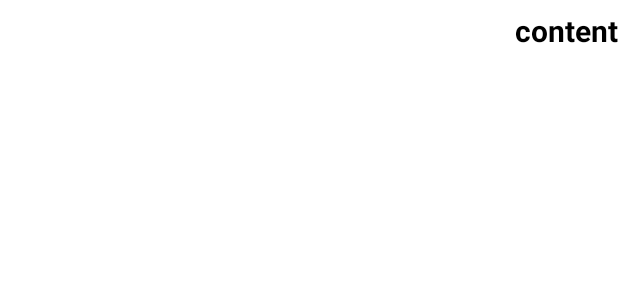
After one commit to leejungmin05/CtrlF_Android, an Android app: the layout main_lv_item.xml on its own in the app's theme, with its tools: preview values and no code run, on a phone screen of 412 x 824 dp. The commit adds this screen. Shown: the top 300 px of the screen. Run offline under Robolectric (Android 15) with nearby library versions, the phone set to English and light mode, and no system bars.

Commit message:
add drawerlayout with RecyclerView

```diff
--- /dev/null
+++ b/app/src/main/java/com/thinlineit/ctrlf/page/ContentList.kt
@@ -0,0 +1,3 @@
+package com.thinlineit.ctrlf.page
+
+data class ContentList (val content: String)
--- /dev/null
+++ b/app/src/main/res/layout/main_lv_item.xml
@@ -0,0 +1,26 @@
+<?xml version="1.0" encoding="utf-8"?>
+<layout xmlns:android="http://schemas.android.com/apk/res/android"
+    xmlns:app="http://schemas.android.com/apk/res-auto"
+    xmlns:tool="http://schemas.android.com/tools">
+
+    <androidx.constraintlayout.widget.ConstraintLayout
+        android:layout_width="match_parent"
+        android:layout_height="40dp">
+
+        <TextView
+            android:id="@+id/content"
+            android:layout_width="wrap_content"
+            android:layout_height="wrap_content"
+            android:textColor="@color/black"
+            android:textSize="20sp"
+            android:textStyle="bold"
+            app:layout_constraintBottom_toBottomOf="parent"
+            app:layout_constraintEnd_toEndOf="parent"
+            app:layout_constraintHorizontal_bias="1.0"
+            app:layout_constraintStart_toStartOf="parent"
+            app:layout_constraintTop_toTopOf="parent"
+            android:text="content"
+            />
+
+    </androidx.constraintlayout.widget.ConstraintLayout>
+</layout>
```
Also changed, not shown: app/src/main/java/com/thinlineit/ctrlf/page/ListAdapter.kt (added, +44 -0 lines), app/src/main/java/com/thinlineit/ctrlf/page/PageFragment.kt (+39 -3 lines), app/src/main/res/drawable/ic_action_name.xml (added, +11 -0 lines), app/src/main/res/layout/fragment_page.xml (+26 -7 lines), app/src/main/res/menu/toolbar.xml (added, +12 -0 lines).
